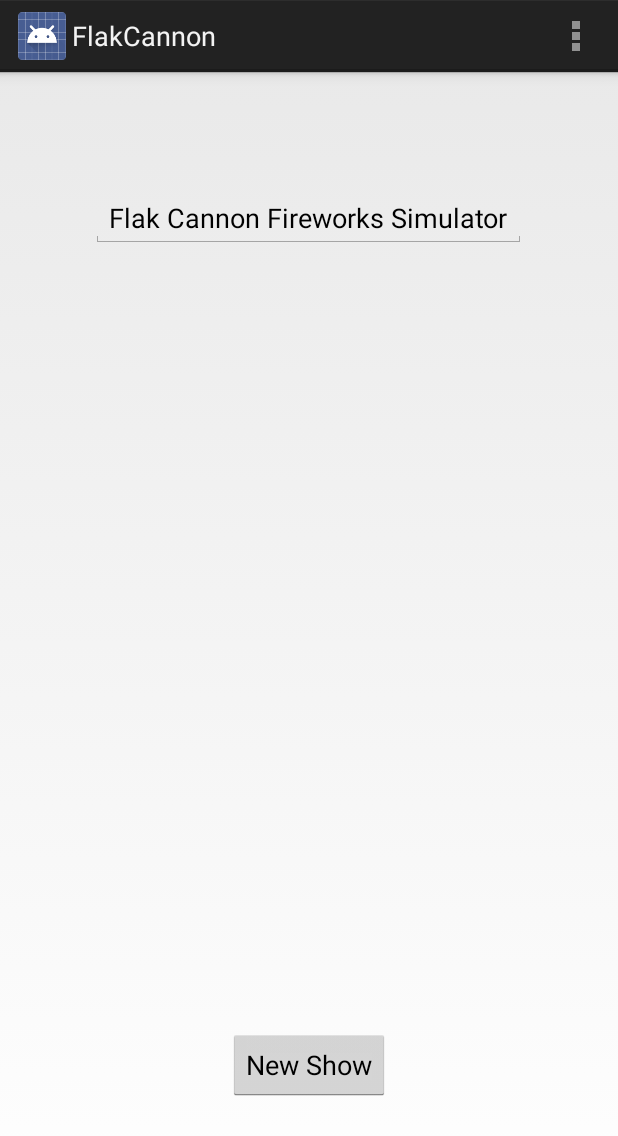
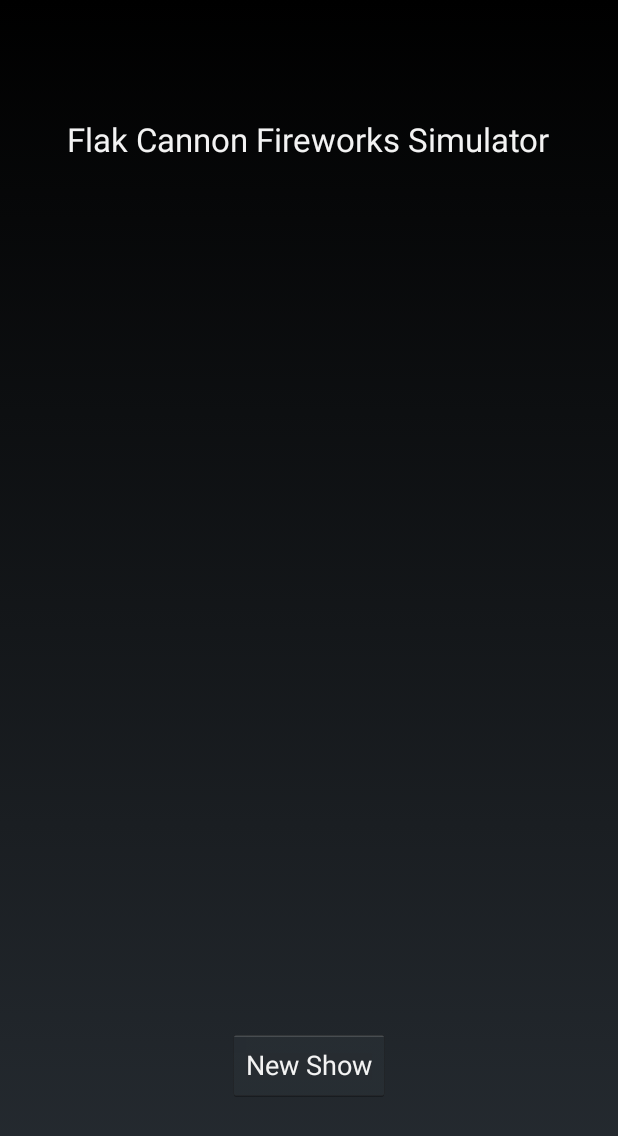
Before and after one commit to BBensch/Flak-Cannon, an Android app: the screen it shows after launch (HomeActivity), on a phone screen of 412 x 824 dp. Shown: the top 1136 px of the screen. Run offline under Robolectric (Android 15) with nearby library versions, the phone set to English and light mode, and no system bars.

Commit message:
Change home title, theme.

```diff
--- a/app/src/main/res/layout/activity_home.xml
+++ b/app/src/main/res/layout/activity_home.xml
@@ -18,10 +18,11 @@
         android:layout_centerHorizontal="true"
         android:onClick="newShow"/>
 
-    <EditText
+    <TextView
         android:layout_width="wrap_content"
         android:layout_height="wrap_content"
         android:id="@+id/editText"
+        android:textAppearance="?android:attr/textAppearanceLarge"
         android:layout_alignParentTop="true"
         android:layout_centerHorizontal="true"
         android:layout_marginTop="62dp"
--- a/app/src/main/res/values/styles.xml
+++ b/app/src/main/res/values/styles.xml
@@ -1,7 +1,7 @@
 <resources>
 
     <!-- Base application theme. -->
-    <style name="AppTheme" parent="android:Theme.Holo.Light.DarkActionBar">
+    <style name="AppTheme" parent="android:Theme.Holo.NoActionBar">
         <!-- Customize your theme here. -->
     </style>
 
```
